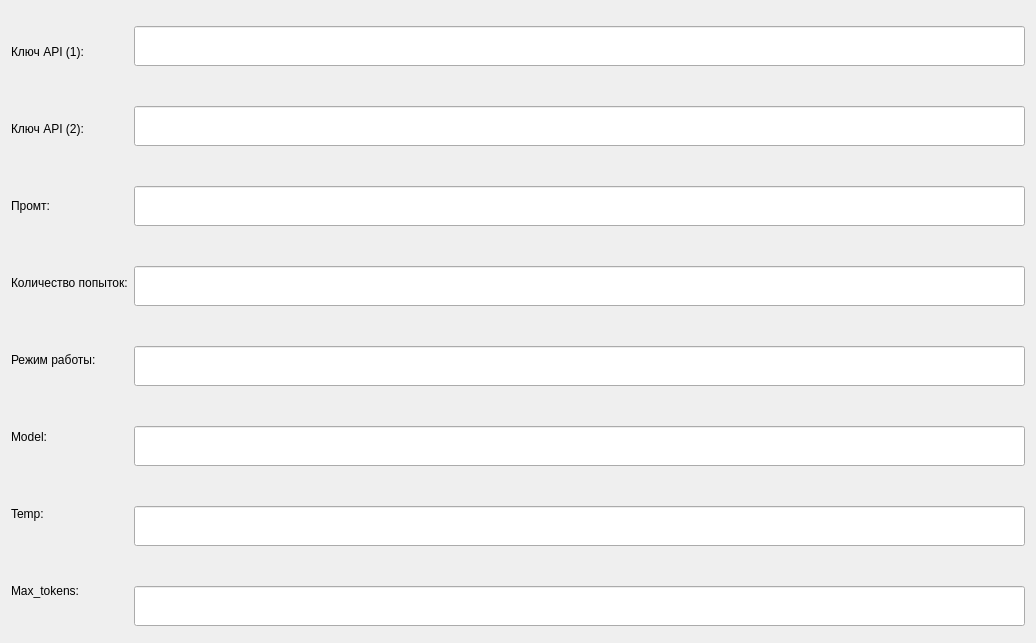
edfefegeger/GPT_Vision_With_MetaDATA, file config.ui: the form before one commit.
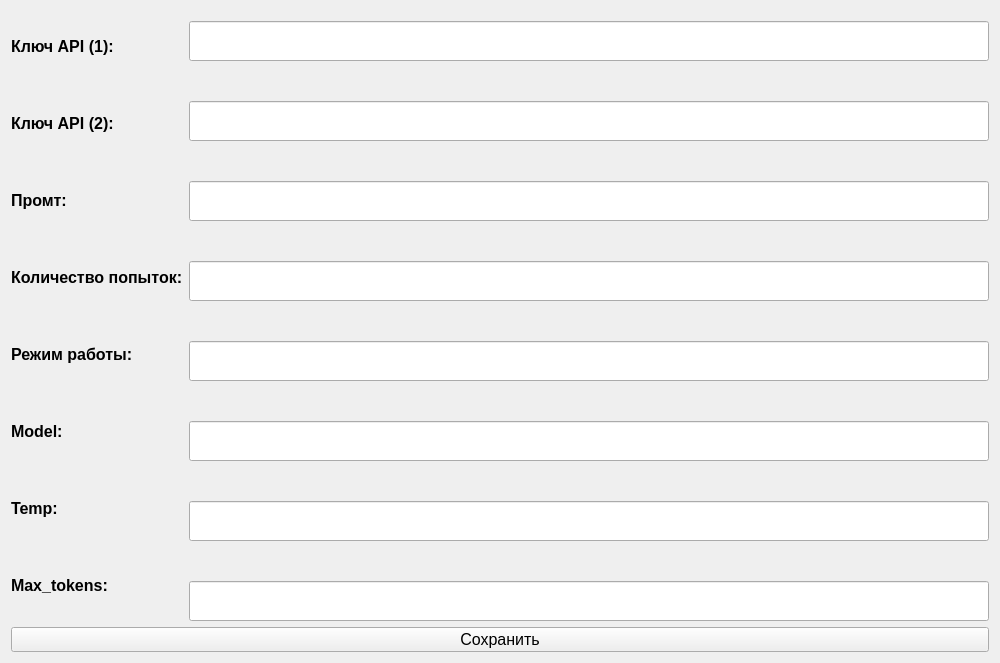
The form after the commit.

Commit message: Windows created ++ ++

Patch:
```diff
--- a/config.ui
+++ b/config.ui
@@ -6,8 +6,8 @@
    <rect>
     <x>0</x>
     <y>0</y>
-    <width>1036</width>
-    <height>643</height>
+    <width>1000</width>
+    <height>659</height>
    </rect>
   </property>
   <property name="windowTitle">
@@ -18,6 +18,12 @@
     <layout class="QVBoxLayout" name="verticalLayout">
      <item>
       <widget class="QLabel" name="label">
+       <property name="font">
+        <font>
+         <pointsize>12</pointsize>
+         <bold>true</bold>
+        </font>
+       </property>
        <property name="text">
         <string>Ключ API (1):</string>
        </property>
@@ -25,6 +31,12 @@
      </item>
      <item>
       <widget class="QLabel" name="label_8">
+       <property name="font">
+        <font>
+         <pointsize>12</pointsize>
+         <bold>true</bold>
+        </font>
+       </property>
        <property name="text">
         <string>Ключ API (2):</string>
        </property>
@@ -32,6 +44,12 @@
      </item>
      <item>
       <widget class="QLabel" name="label_2">
+       <property name="font">
+        <font>
+         <pointsize>12</pointsize>
+         <bold>true</bold>
+        </font>
+       </property>
        <property name="text">
         <string>Промт:</string>
        </property>
@@ -39,6 +57,12 @@
      </item>
      <item>
       <widget class="QLabel" name="label_3">
+       <property name="font">
+        <font>
+         <pointsize>12</pointsize>
+         <bold>true</bold>
+        </font>
+       </property>
        <property name="text">
         <string>Количество попыток:</string>
        </property>
@@ -46,6 +70,12 @@
      </item>
      <item>
       <widget class="QLabel" name="label_4">
+       <property name="font">
+        <font>
+         <pointsize>12</pointsize>
+         <bold>true</bold>
+        </font>
+       </property>
        <property name="text">
         <string>Режим работы:</string>
        </property>
@@ -53,6 +83,12 @@
      </item>
      <item>
       <widget class="QLabel" name="label_5">
+       <property name="font">
+        <font>
+         <pointsize>12</pointsize>
+         <bold>true</bold>
+        </font>
+       </property>
        <property name="text">
         <string>Model:</string>
        </property>
@@ -60,6 +96,12 @@
      </item>
      <item>
       <widget class="QLabel" name="label_6">
+       <property name="font">
+        <font>
+         <pointsize>12</pointsize>
+         <bold>true</bold>
+        </font>
+       </property>
        <property name="text">
         <string>Temp:</string>
        </property>
@@ -67,6 +109,12 @@
      </item>
      <item>
       <widget class="QLabel" name="label_7">
+       <property name="font">
+        <font>
+         <pointsize>12</pointsize>
+         <bold>true</bold>
+        </font>
+       </property>
        <property name="text">
         <string>Max_tokens:</string>
        </property>
@@ -90,6 +138,14 @@
          <height>40</height>
         </size>
        </property>
+       <property name="font">
+        <font>
+         <pointsize>12</pointsize>
+        </font>
+       </property>
+       <property name="text">
+        <string/>
+       </property>
       </widget>
      </item>
      <item>
@@ -100,6 +156,14 @@
          <height>40</height>
         </size>
        </property>
+       <property name="font">
+        <font>
+         <pointsize>12</pointsize>
+        </font>
+       </property>
+       <property name="text">
+        <string/>
+       </property>
       </widget>
      </item>
      <item>
@@ -110,6 +174,14 @@
          <height>40</height>
         </size>
        </property>
+       <property name="font">
+        <font>
+         <pointsize>12</pointsize>
+        </font>
+       </property>
+       <property name="text">
+        <string/>
+       </property>
       </widget>
      </item>
      <item>
@@ -120,6 +192,11 @@
          <height>40</height>
         </size>
        </property>
+       <property name="font">
+        <font>
+         <pointsize>12</pointsize>
+        </font>
+       </property>
        <property name="text">
         <string/>
        </property>
@@ -133,6 +210,14 @@
          <height>40</height>
         </size>
        </property>
+       <property name="font">
+        <font>
+         <pointsize>12</pointsize>
+        </font>
+       </property>
+       <property name="text">
+        <string/>
+       </property>
       </widget>
      </item>
      <item>
@@ -143,6 +228,14 @@
          <height>40</height>
         </size>
        </property>
+       <property name="font">
+        <font>
+         <pointsize>12</pointsize>
+        </font>
+       </property>
+       <property name="text">
+        <string/>
+       </property>
       </widget>
      </item>
      <item>
@@ -153,6 +246,14 @@
          <height>40</height>
         </size>
        </property>
+       <property name="font">
+        <font>
+         <pointsize>12</pointsize>
+        </font>
+       </property>
+       <property name="text">
+        <string/>
+       </property>
       </widget>
      </item>
      <item>
@@ -163,10 +264,37 @@
          <height>40</height>
         </size>
        </property>
+       <property name="font">
+        <font>
+         <pointsize>12</pointsize>
+        </font>
+       </property>
+       <property name="text">
+        <string/>
+       </property>
       </widget>
      </item>
     </layout>
    </item>
+   <item row="1" column="0" colspan="2">
+    <widget class="QPushButton" name="pushButton">
+     <property name="maximumSize">
+      <size>
+       <width>16777215</width>
+       <height>25</height>
+      </size>
+     </property>
+     <property name="font">
+      <font>
+       <pointsize>12</pointsize>
+       <bold>false</bold>
+      </font>
+     </property>
+     <property name="text">
+      <string>Сохранить</string>
+     </property>
+    </widget>
+   </item>
   </layout>
  </widget>
  <resources/>
```
The commit also changes 2 other files.
